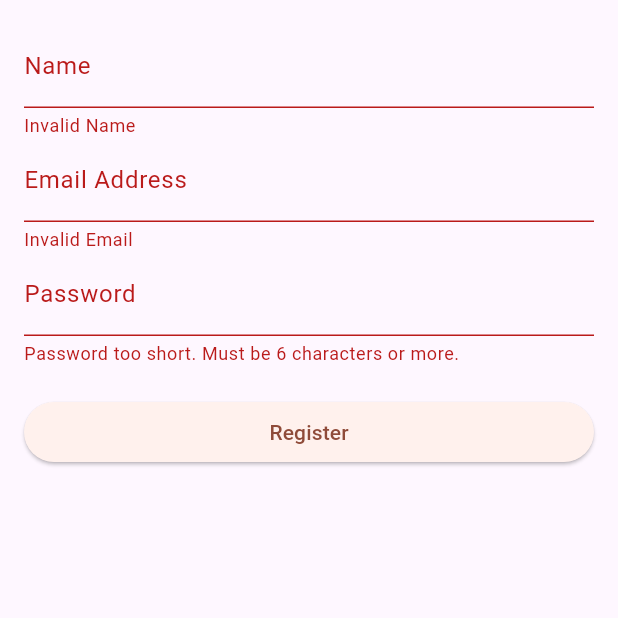
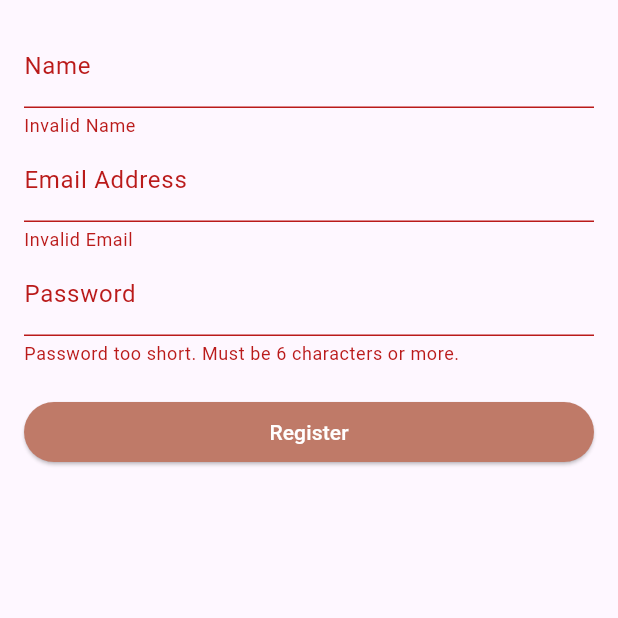
Before and after one commit to MilanFox/Fox-Tales, a Flutter app: the screen it shows after launch, after a tap on "Register", on a phone screen of 412 x 824 dp, the top half of it. Run offline on Flutter 3.47's test engine with Material 3 defaults, Android fonts, the light colour scheme and no system bars; our stand-ins replace firebase_auth, firebase_core, flutter_dotenv; accounts and stored records are empty.

Commit message:
Loading Spinner & export colors

```diff
--- /dev/null
+++ b/lib/data/colors.dart
@@ -0,0 +1,3 @@
+import 'package:flutter/material.dart';
+
+const primary = Color(0xFFBF7A68);
--- a/lib/main.dart
+++ b/lib/main.dart
@@ -1,5 +1,6 @@
 import 'package:flutter/material.dart';
 import 'package:firebase_core/firebase_core.dart';
+import 'package:fox_tales/data/colors.dart';
 import 'firebase_options.dart';
 import 'package:flutter_dotenv/flutter_dotenv.dart';
 import 'package:fox_tales/screens/register_screen.dart';
@@ -19,8 +20,7 @@ class App extends StatelessWidget {
     return MaterialApp(
       title: 'FoxTales',
       theme: ThemeData().copyWith(
-        colorScheme: ColorScheme.fromSeed(
-            seedColor: const Color.fromARGB(255, 191, 122, 104)),
+        colorScheme: ColorScheme.fromSeed(seedColor: primary),
       ),
       home: const Scaffold(body: RegisterScreen()),
     );
--- a/lib/screens/register_screen.dart
+++ b/lib/screens/register_screen.dart
@@ -19,10 +19,16 @@ class _RegisterScreenState extends State<RegisterScreen> {
   var _name = "";
   var _email = "";
   var _password = "";
+  bool _isLoading = false;
 
   void _submit() async {
     final isValid = _formKey.currentState!.validate();
-    if (!isValid) return;
+    if (!isValid || _isLoading) return;
+
+    setState(() {
+      _isLoading = true;
+    });
+
     _formKey.currentState!.save();
 
     try {
@@ -38,9 +44,15 @@ class _RegisterScreenState extends State<RegisterScreen> {
       ScaffoldMessenger.of(context).clearSnackBars();
       ScaffoldMessenger.of(context).showSnackBar(
         SnackBar(
-          content: Text(err.message ?? 'Unknown Authntication Error.'),
+          content: Text(err.message ?? 'Unknown Authentication Error.'),
         ),
       );
+    } finally {
+      if (context.mounted) {
+        setState(() {
+          _isLoading = false;
+        });
+      }
     }
   }
 
@@ -97,7 +109,9 @@ class _RegisterScreenState extends State<RegisterScreen> {
                 },
               ),
               const SizedBox(height: 20),
-              Button('Register', _submit),
+              _isLoading
+                  ? const CircularProgressIndicator()
+                  : Button('Register', _submit),
             ],
           ),
         ),
--- a/lib/widgets/atoms/button.dart
+++ b/lib/widgets/atoms/button.dart
@@ -1,18 +1,23 @@
 import 'package:flutter/material.dart';
+import 'package:fox_tales/data/colors.dart';
 
 class Button extends StatelessWidget {
   final String label;
   final void Function() onPressed;
 
-  const Button(this.label, this.onPressed);
+  const Button(this.label, this.onPressed, {Key? key}) : super(key: key);
 
   @override
   Widget build(BuildContext context) {
-    return Container(
+    return SizedBox(
       width: double.infinity,
       child: ElevatedButton(
         onPressed: onPressed,
         child: Text(label),
+        style: ButtonStyle(
+          backgroundColor: MaterialStateProperty.all(primary),
+          foregroundColor: MaterialStateProperty.all(Colors.white),
+        ),
       ),
     );
   }
```
Also changed, not shown: 1 other file.
